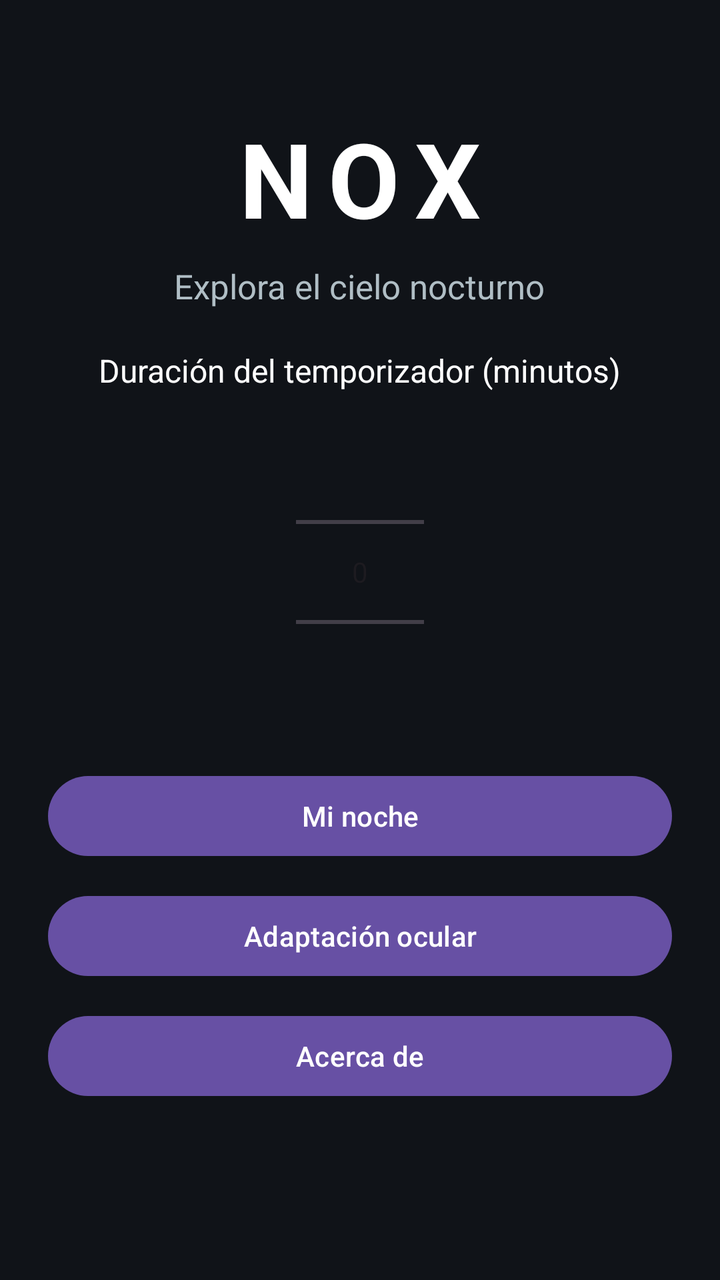
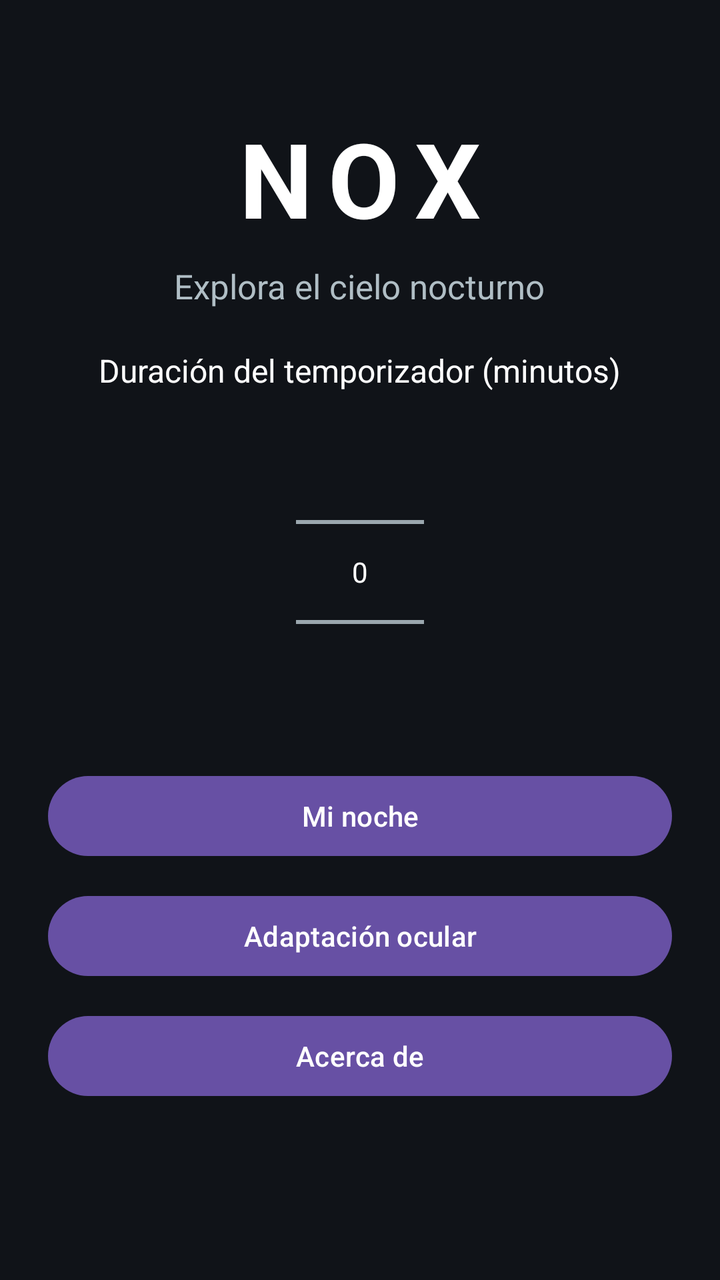

The first picture is an Android layout as it rendered before a commit; the second is the same layout after the commit. The layout source and the unified diff follow.
<!-- AndroidManifest.xml: application theme Theme.Nox -->
<!-- res/layout/activity_main.xml -->
<?xml version="1.0" encoding="utf-8"?>
<ScrollView xmlns:android="http://schemas.android.com/apk/res/android"
    android:layout_width="match_parent"
    android:layout_height="match_parent"
    android:background="#101318"
    android:fillViewport="true">

    <LinearLayout
        android:layout_width="match_parent"
        android:layout_height="wrap_content"
        android:gravity="center"
        android:orientation="vertical"
        android:padding="24dp">

        <TextView
            android:layout_width="wrap_content"
            android:layout_height="wrap_content"
            android:layout_marginBottom="8dp"
            android:letterSpacing="0.15"
            android:text="@string/app_name"
            android:textColor="#FFFFFF"
            android:textSize="52sp"
            android:textStyle="bold" />

        <TextView
            android:layout_width="wrap_content"
            android:layout_height="wrap_content"
            android:layout_marginBottom="20dp"
            android:gravity="center"
            android:text="@string/home_tagline"
            android:textColor="#B0BEC5"
            android:textSize="17sp" />

        <TextView
            android:layout_width="wrap_content"
            android:layout_height="wrap_content"
            android:gravity="center"
            android:labelFor="@id/durationPicker"
            android:text="@string/timer_duration_label"
            android:textColor="#FFFFFF"
            android:textSize="16sp" />

        <NumberPicker
            android:id="@+id/durationPicker"
            android:layout_width="wrap_content"
            android:layout_height="wrap_content"
            android:contentDescription="@string/timer_duration_label" />

        <Button
            android:id="@+id/btnMiNoche"
            android:layout_width="match_parent"
            android:layout_height="wrap_content"
            android:layout_marginTop="8dp"
            android:text="@string/mi_noche" />

        <Button
            android:id="@+id/btnAdaptacion"
            android:layout_width="match_parent"
            android:layout_height="wrap_content"
            android:layout_marginTop="12dp"
            android:text="@string/eye_adaptation" />

        <Button
            android:id="@+id/btnAcerca"
            android:layout_width="match_parent"
            android:layout_height="wrap_content"
            android:layout_marginTop="12dp"
            android:text="@string/about" />

        <TextView
            android:id="@+id/resultMessage"
            android:layout_width="match_parent"
            android:layout_height="wrap_content"
            android:gravity="center"
            android:paddingTop="12dp"
            android:textColor="#B0BEC5"
            android:textSize="16sp" />
    </LinearLayout>
</ScrollView>
<!-- resources referenced by this layout -->
<resources>
  <string name="about">Acerca de</string>
  <string name="app_name">NOX</string>
  <string name="eye_adaptation">Adaptación ocular</string>
  <string name="home_tagline">Explora el cielo nocturno</string>
  <string name="mi_noche">Mi noche</string>
  <string name="timer_duration_label">Duración del temporizador (minutos)</string>
  <style name="Theme.Nox" parent="Base.Theme.Nox" />
  <style name="Base.Theme.Nox" parent="Theme.Material3.DayNight.NoActionBar">
          
          
      </style>
</resources>

<!-- the commit's change to res/layout/activity_main.xml (unified diff, before → after) -->
@@ -44,7 +44,8 @@
             android:id="@+id/durationPicker"
             android:layout_width="wrap_content"
             android:layout_height="wrap_content"
-            android:contentDescription="@string/timer_duration_label" />
+            android:contentDescription="@string/timer_duration_label"
+            android:theme="@style/ThemeOverlay.Nox.NumberPicker" />
 
         <Button
             android:id="@+id/btnMiNoche"
<!-- resource entries referenced after the edit -->
@@ -6,6 +6,10 @@
   <string name="home_tagline">Explora el cielo nocturno</string>
   <string name="mi_noche">Mi noche</string>
   <string name="timer_duration_label">Duración del temporizador (minutos)</string>
+  <style name="ThemeOverlay.Nox.NumberPicker" parent="ThemeOverlay.Material3.Dark">
+          <item name="android:textColorPrimary">#FFFFFF</item>
+          <item name="android:textColorSecondary">#B0BEC5</item>
+      </style>
   <style name="Theme.Nox" parent="Base.Theme.Nox" />
   <style name="Base.Theme.Nox" parent="Theme.Material3.DayNight.NoActionBar">
           
